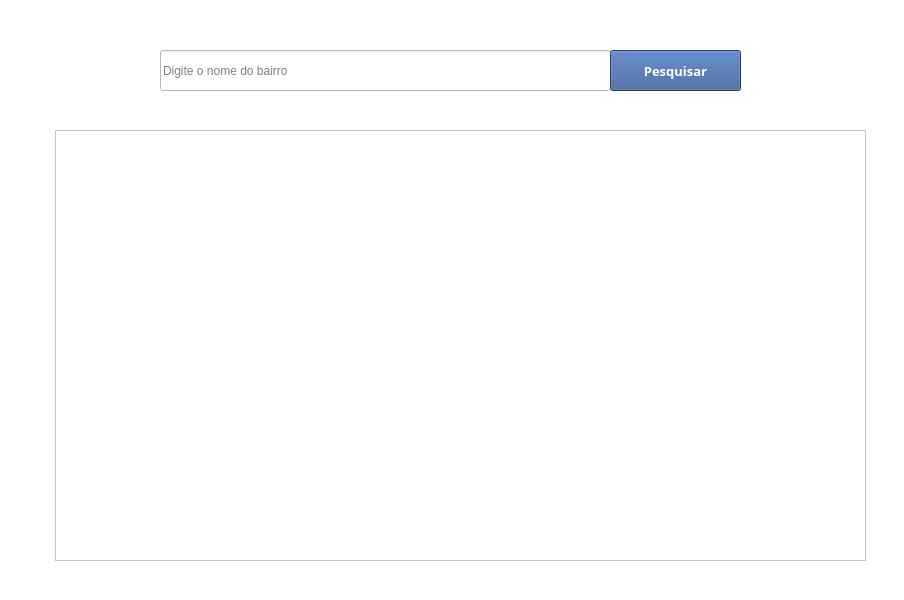
First picture: the form in Telas/pesquisar.ui, repository lucasousa/Projeto-Loca-Facil, before the edit.
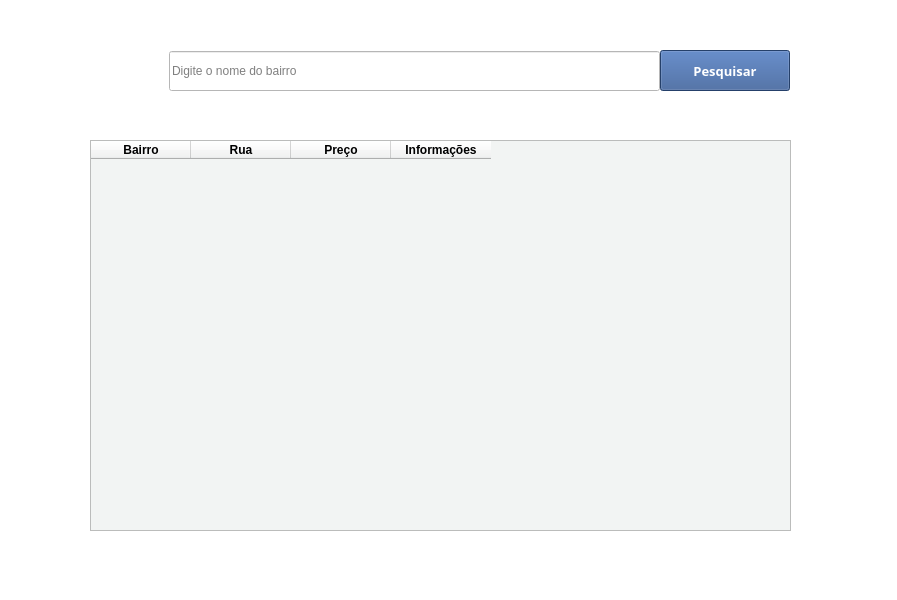
Second picture: the form after the edit. Icons and pictures are not drawn.

```diff
--- a/Telas/pesquisar.ui
+++ b/Telas/pesquisar.ui
@@ -6,7 +6,7 @@
    <rect>
     <x>0</x>
     <y>0</y>
-    <width>904</width>
+    <width>897</width>
     <height>600</height>
    </rect>
   </property>
@@ -16,13 +16,16 @@
   <property name="styleSheet">
    <string notr="true">background-color: rgb(255, 255, 255);</string>
   </property>
+  <property name="toolButtonStyle">
+   <enum>Qt::ToolButtonFollowStyle</enum>
+  </property>
   <widget class="QWidget" name="centralwidget">
    <widget class="QToolButton" name="toolButton">
     <property name="geometry">
      <rect>
-      <x>70</x>
+      <x>90</x>
       <y>50</y>
-      <width>41</width>
+      <width>50</width>
       <height>41</height>
      </rect>
     </property>
@@ -47,10 +50,10 @@
    <widget class="QLineEdit" name="lineEdit">
     <property name="geometry">
      <rect>
-      <x>160</x>
-      <y>50</y>
-      <width>451</width>
-      <height>41</height>
+      <x>169</x>
+      <y>51</y>
+      <width>491</width>
+      <height>40</height>
      </rect>
     </property>
     <property name="contextMenuPolicy">
@@ -63,9 +66,9 @@
    <widget class="QPushButton" name="pushButton">
     <property name="geometry">
      <rect>
-      <x>610</x>
+      <x>660</x>
       <y>50</y>
-      <width>131</width>
+      <width>130</width>
       <height>41</height>
      </rect>
     </property>
@@ -91,12 +94,40 @@
    <widget class="QTableWidget" name="tableWidget">
     <property name="geometry">
      <rect>
-      <x>55</x>
-      <y>130</y>
-      <width>811</width>
-      <height>431</height>
+      <x>90</x>
+      <y>140</y>
+      <width>701</width>
+      <height>391</height>
      </rect>
     </property>
+    <property name="styleSheet">
+     <string notr="true">background-color: #F2F4F3;
+font: 75 10pt &quot;Arial&quot;;
+font-weight:bold;</string>
+    </property>
+    <property name="gridStyle">
+     <enum>Qt::DashDotDotLine</enum>
+    </property>
+    <column>
+     <property name="text">
+      <string>Bairro</string>
+     </property>
+    </column>
+    <column>
+     <property name="text">
+      <string>Rua</string>
+     </property>
+    </column>
+    <column>
+     <property name="text">
+      <string>Preço</string>
+     </property>
+    </column>
+    <column>
+     <property name="text">
+      <string>Informações</string>
+     </property>
+    </column>
    </widget>
   </widget>
   <widget class="QStatusBar" name="statusbar"/>
```
Left out of the diff: 2 changed lines with no effect on the pictures.
